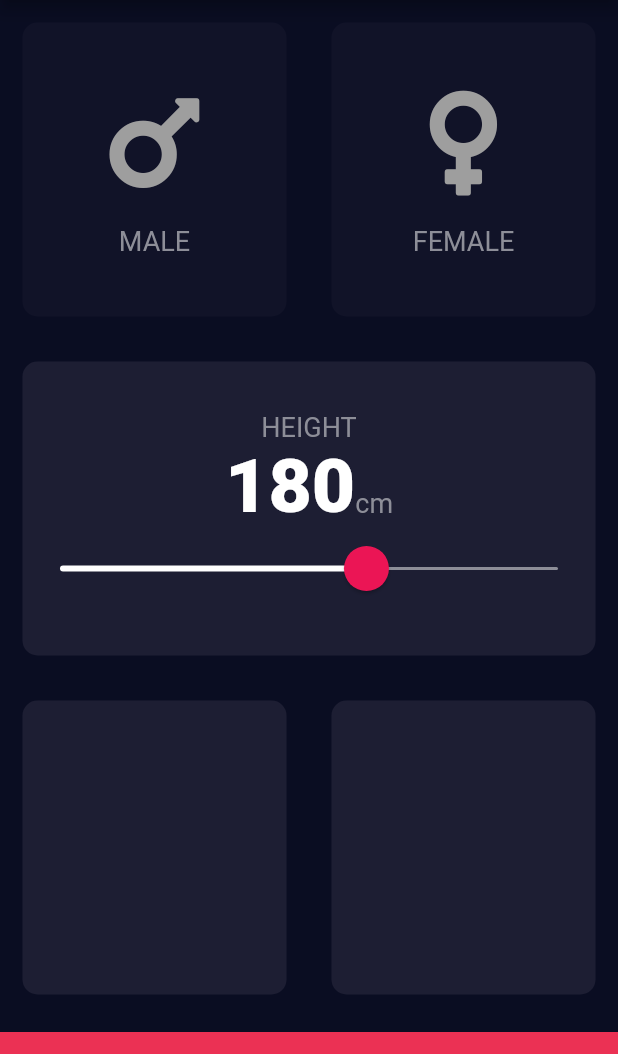
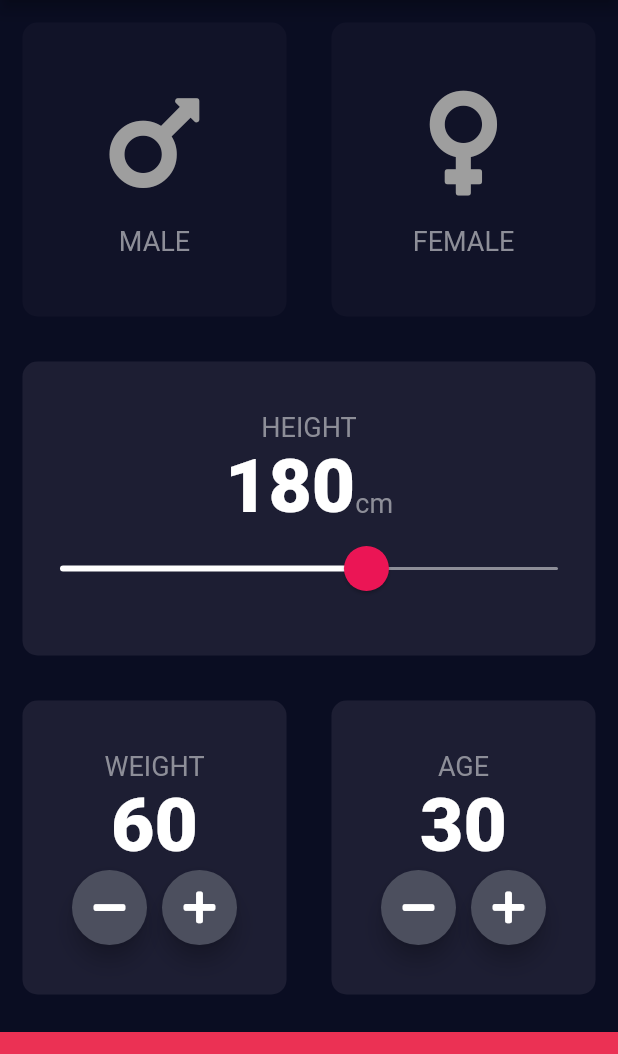
Before and after one commit to T-PAL-Developer/Flutter_iOS_Android_Web_bmi_calculator, a Flutter app: the screen it shows after launch, on a phone screen of 412 x 824 dp, the part 84-1138 px from its top. Run offline on Flutter 3.47's test engine with Material 2 defaults, Android fonts, the phone set to English and light mode, and no system bars; our stand-ins replace font_awesome_flutter.

Commit message:
add custom_round_icon_button.dart

```diff
--- /dev/null
+++ b/lib/custom_widgets/custom_round_icon_button.dart
@@ -0,0 +1,26 @@
+import 'package:flutter/material.dart';
+
+class CustomRoundIconButton extends StatelessWidget {
+  const CustomRoundIconButton(
+      {@required this.icon, @required this.onPressed, this.onLongPressed});
+
+  final IconData icon;
+  final Function onPressed;
+  final Function onLongPressed;
+
+  @override
+  Widget build(BuildContext context) {
+    return RawMaterialButton(
+      child: Icon(icon),
+      onPressed: onPressed,
+      onLongPress: onLongPressed,
+      shape: CircleBorder(),
+      fillColor: Color(0xFF4C4F5E),
+      elevation: 6.0,
+      constraints: BoxConstraints.tightFor(
+        width: 50.0,
+        height: 50.0,
+      ),
+    );
+  }
+}
--- a/lib/screens/input_page.dart
+++ b/lib/screens/input_page.dart
@@ -4,6 +4,7 @@ import 'package:font_awesome_flutter/font_awesome_flutter.dart';
 import '../custom_widgets/icon_content.dart';
 import '../custom_widgets/reusable_card.dart';
 import '../models/gender_picking_logic.dart';
+import '../custom_widgets/custom_round_icon_button.dart';
 
 class InputPage extends StatefulWidget {
   @override
@@ -14,6 +15,8 @@ class _InputPageState extends State<InputPage> {
   GenderLogic genderCardLogic = GenderLogic();
 
   int _currentSliderValue = 180;
+  int _weight = 60;
+  int _age = 30;
 
   @override
   Widget build(BuildContext context) {
@@ -106,11 +109,93 @@ class _InputPageState extends State<InputPage> {
               Expanded(
                 child: ReusableCard(
                   color: kActiveCardColor,
+                  cardChild: Column(
+                    mainAxisAlignment: MainAxisAlignment.center,
+                    children: [
+                      Text(
+                        'WEIGHT',
+                        style: kLabelTextStyle,
+                      ),
+                      Text(
+                        _weight.toString(),
+                        style: kNumberTextStyle,
+                      ),
+                      Row(
+                        mainAxisAlignment: MainAxisAlignment.center,
+                        children: [
+                          CustomRoundIconButton(
+                            icon: FontAwesomeIcons.minus,
+                            onPressed: () {
+                              setState(() {
+                                if (_weight > 30) {
+                                  _weight--;
+                                }
+                              });
+                            },
+                          ),
+                          SizedBox(
+                            width: 10.0,
+                          ),
+                          CustomRoundIconButton(
+                            icon: FontAwesomeIcons.plus,
+                            onPressed: () {
+                              setState(() {
+                                if (_weight < 250) {
+                                  _weight++;
+                                }
+                              });
+                            },
+                          ),
+                        ],
+                      ),
+                    ],
+                  ),
                 ),
               ),
               Expanded(
                 child: ReusableCard(
                   color: kActiveCardColor,
+                  cardChild: Column(
+                    mainAxisAlignment: MainAxisAlignment.center,
+                    children: [
+                      Text(
+                        'AGE',
+                        style: kLabelTextStyle,
+                      ),
+                      Text(
+                        _age.toString(),
+                        style: kNumberTextStyle,
+                      ),
+                      Row(
+                        mainAxisAlignment: MainAxisAlignment.center,
+                        children: [
+                          CustomRoundIconButton(
+                            icon: FontAwesomeIcons.minus,
+                            onPressed: () {
+                              setState(() {
+                                if (_age > 10) {
+                                  _age--;
+                                }
+                              });
+                            },
+                          ),
+                          SizedBox(
+                            width: 10.0,
+                          ),
+                          CustomRoundIconButton(
+                            icon: FontAwesomeIcons.plus,
+                            onPressed: () {
+                              setState(() {
+                                if (_age < 100) {
+                                  _age++;
+                                }
+                              });
+                            },
+                          ),
+                        ],
+                      ),
+                    ],
+                  ),
                 ),
               ),
             ],
```
